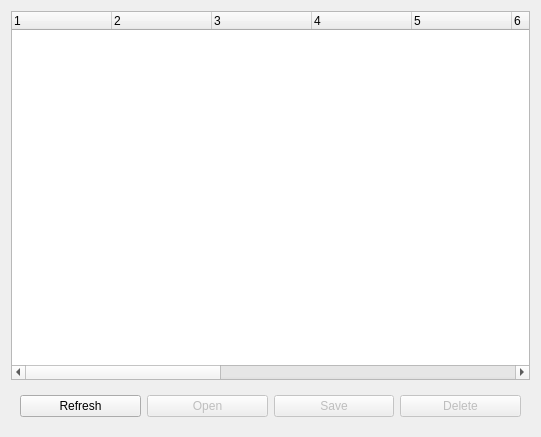
Above: gui/snowgui/repository/repositorywindow.ui from AndreasFMueller/AstroPhotography before the change. Below: the same form after it.
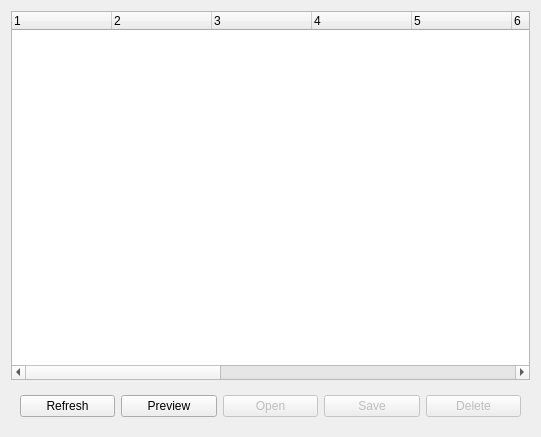
That is the form after the change.

Diff of the .ui file:
```diff
--- a/gui/snowgui/repository/repositorywindow.ui
+++ b/gui/snowgui/repository/repositorywindow.ui
@@ -99,6 +99,13 @@
         </property>
        </widget>
       </item>
+      <item>
+       <widget class="QPushButton" name="previewButton">
+        <property name="text">
+         <string>Preview</string>
+        </property>
+       </widget>
+      </item>
       <item>
        <widget class="QPushButton" name="openButton">
         <property name="enabled">
```
